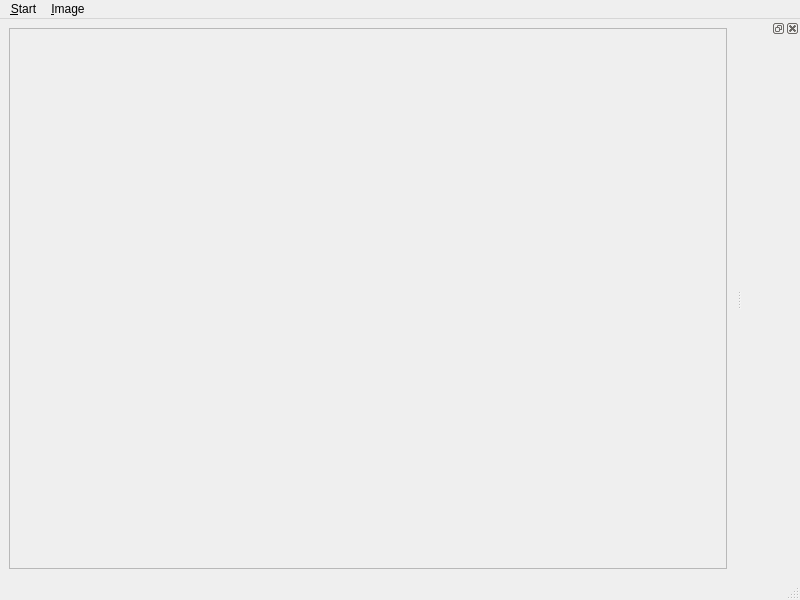
Above: qt/mainWindow.ui from nanomoomug/photoChooser before the change. Below: the same form after it.
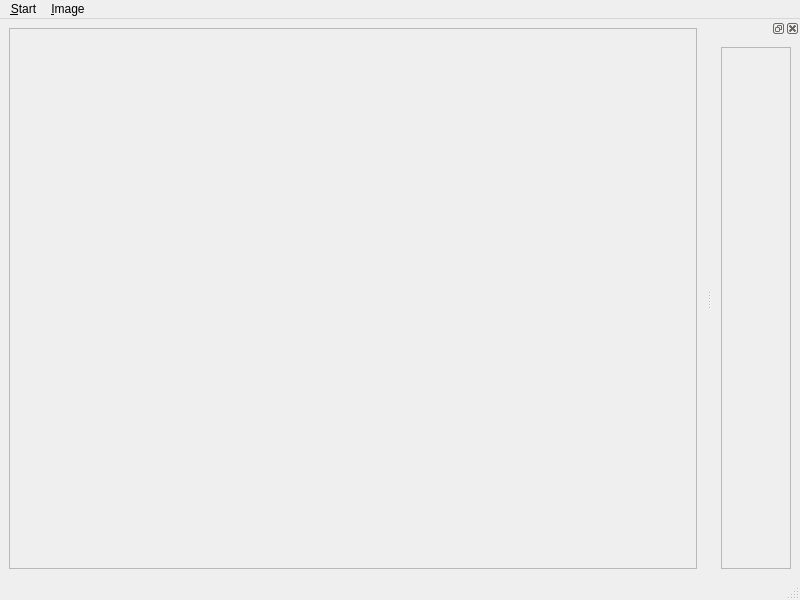
That is the form after the change.

Commit message: Added a scrollable are to the dock widget.

```diff
--- a/qt/mainWindow.ui
+++ b/qt/mainWindow.ui
@@ -25,7 +25,7 @@
         <rect>
          <x>0</x>
          <y>0</y>
-         <width>601</width>
+         <width>604</width>
          <height>533</height>
         </rect>
        </property>
@@ -102,7 +102,30 @@
    <attribute name="dockWidgetArea">
     <number>2</number>
    </attribute>
-   <widget class="QWidget" name="dockWidgetContents"/>
+   <widget class="QWidget" name="dockWidgetContents">
+    <layout class="QHBoxLayout" name="horizontalLayout">
+     <item>
+      <widget class="QScrollArea" name="scrollArea_2">
+       <property name="lineWidth">
+        <number>0</number>
+       </property>
+       <property name="widgetResizable">
+        <bool>true</bool>
+       </property>
+       <widget class="QWidget" name="scrollAreaWidgetContents_2">
+        <property name="geometry">
+         <rect>
+          <x>0</x>
+          <y>0</y>
+          <width>150</width>
+          <height>508</height>
+         </rect>
+        </property>
+       </widget>
+      </widget>
+     </item>
+    </layout>
+   </widget>
   </widget>
   <action name="actionChoose">
    <property name="text">
```
Left out of the diff: 2 changed lines with no effect on the pictures.
